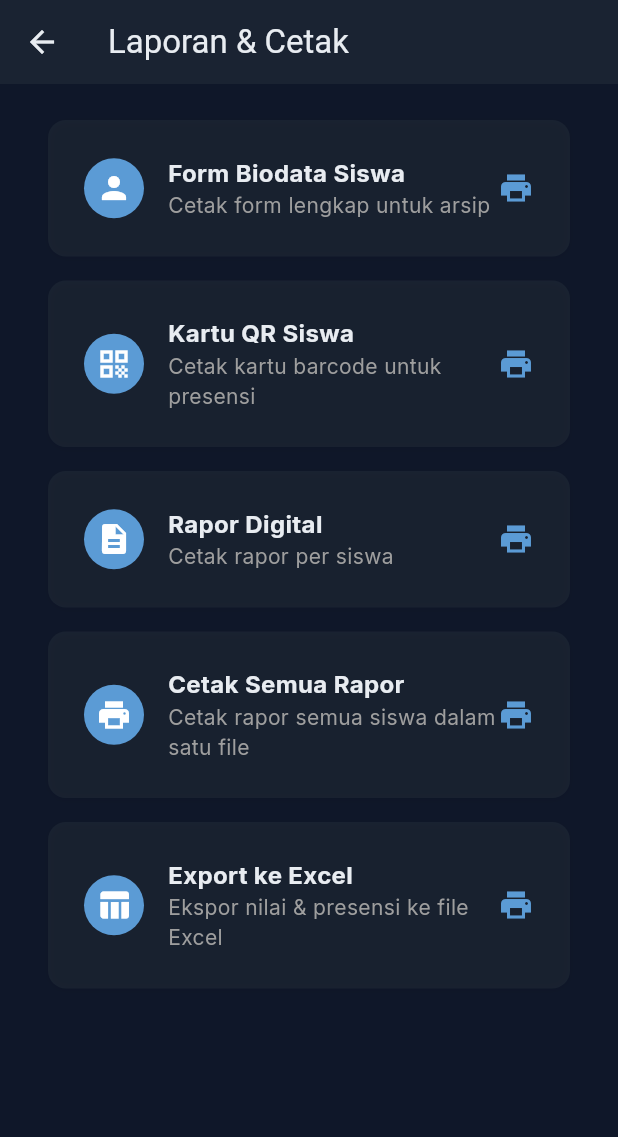
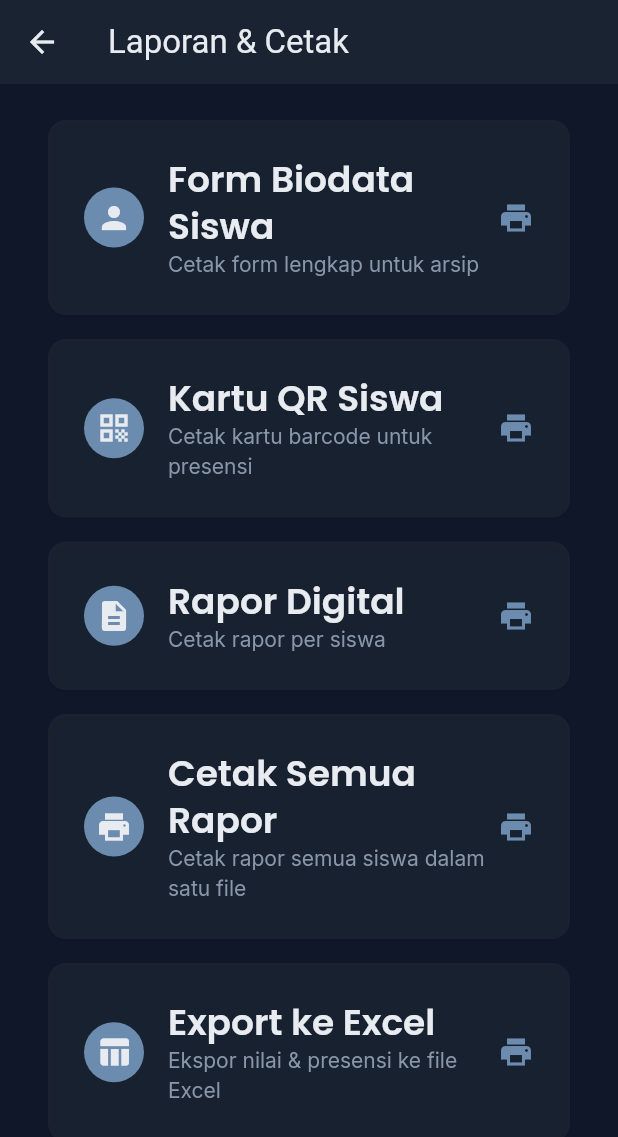
Before and after one commit to Chukie99/kelasfun, a Flutter app: the ReportScreen screen opened directly, on a phone screen of 412 x 824 dp. Shown: the top 1137 px of the screen. Run offline on Flutter 3.47's test engine with Material 3 defaults, Android fonts, the phone set to English and light mode, and no system bars; our stand-ins replace drift, file_picker, fl_chart, google_fonts, pdf, printing and 2 more; missing offline and left inert: mobile_scanner, shelf_router; accounts and stored records are empty; generated files the repository leaves out were written again.

Commit message:
feat: restyle Reports with Soft & Calm export buttons

```diff
--- a/lib/features/reports/report_screen.dart
+++ b/lib/features/reports/report_screen.dart
@@ -2,6 +2,7 @@ import 'package:flutter/material.dart';
 import 'package:provider/provider.dart';
 import 'package:printing/printing.dart';
 import 'package:kelasfun/core/database/app_database.dart';
+import 'package:kelasfun/core/theme/app_theme.dart';
 import 'package:kelasfun/core/utils/pdf_generator.dart';
 import 'package:kelasfun/core/utils/excel_generator.dart';
 import 'package:kelasfun/shared/widgets/app_card.dart';
@@ -14,33 +15,38 @@ class ReportScreen extends StatelessWidget {
     return Scaffold(
       appBar: AppBar(title: const Text('Laporan & Cetak')),
       body: ListView(
-        padding: const EdgeInsets.all(16),
+        padding: const EdgeInsets.all(AppTheme.spacingBase),
         children: [
           _buildSection(
+            context: context,
             title: 'Form Biodata Siswa',
             subtitle: 'Cetak form lengkap untuk arsip',
             icon: Icons.person,
             onTap: () => _printBiodata(context),
           ),
           _buildSection(
+            context: context,
             title: 'Kartu QR Siswa',
             subtitle: 'Cetak kartu barcode untuk presensi',
             icon: Icons.qr_code,
             onTap: () => _printStudentCards(context),
           ),
           _buildSection(
+            context: context,
             title: 'Rapor Digital',
             subtitle: 'Cetak rapor per siswa',
             icon: Icons.description,
             onTap: () => _selectStudentForReport(context),
           ),
           _buildSection(
+            context: context,
             title: 'Cetak Semua Rapor',
             subtitle: 'Cetak rapor semua siswa dalam satu file',
             icon: Icons.print,
             onTap: () => _showBatchReportDialog(context),
           ),
           _buildSection(
+            context: context,
             title: 'Export ke Excel',
             subtitle: 'Ekspor nilai & presensi ke file Excel',
             icon: Icons.table_chart,
@@ -52,30 +58,34 @@ class ReportScreen extends StatelessWidget {
   }
 
   Widget _buildSection({
+    required BuildContext context,
     required String title,
     required String subtitle,
     required IconData icon,
     required VoidCallback onTap,
   }) {
+    final isDark = Theme.of(context).brightness == Brightness.dark;
+    final accentColor = isDark ? AppTheme.accent : AppTheme.lightAccent;
+
     return AppCard(
       onTap: onTap,
       child: Row(
         children: [
           CircleAvatar(
-            backgroundColor: const Color(0xFF5B9BD5),
-            child: Icon(icon, color: Colors.white),
+            backgroundColor: accentColor,
+            child: Icon(icon, color: isDark ? AppTheme.textPrimary : AppTheme.lightTextPrimary),
           ),
-          const SizedBox(width: 16),
+          const SizedBox(width: AppTheme.spacingBase),
           Expanded(
             child: Column(
               crossAxisAlignment: CrossAxisAlignment.start,
               children: [
-                Text(title, style: const TextStyle(fontWeight: FontWeight.bold, fontSize: 16)),
-                Text(subtitle, style: const TextStyle(color: Colors.grey)),
+                Text(title, style: AppTheme.h2(context)),
+                Text(subtitle, style: AppTheme.bodySmall(context)),
               ],
             ),
           ),
-          const Icon(Icons.print, color: Color(0xFF5B9BD5)),
+          Icon(Icons.print, color: accentColor),
         ],
       ),
     );
@@ -165,7 +175,7 @@ class ReportScreen extends StatelessWidget {
             children: [
               DropdownButtonFormField<String>(
                 value: selectedClass,
-                decoration: const InputDecoration(labelText: 'Kelas', border: OutlineInputBorder()),
+                decoration: const InputDecoration(labelText: 'Kelas'),
                 items: const [
                   DropdownMenuItem(value: 'X RPL 1', child: Text('X RPL 1')),
                   DropdownMenuItem(value: 'X RPL 2', child: Text('X RPL 2')),
@@ -174,10 +184,10 @@ class ReportScreen extends StatelessWidget {
                 ],
                 onChanged: (v) => setState(() => selectedClass = v ?? selectedClass),
               ),
-              const SizedBox(height: 12),
+              const SizedBox(height: AppTheme.spacingMd),
               DropdownButtonFormField<String>(
                 value: selectedSemester,
-                decoration: const InputDecoration(labelText: 'Semester', border: OutlineInputBorder()),
+                decoration: const InputDecoration(labelText: 'Semester'),
                 items: const [
                   DropdownMenuItem(value: 'Ganjil 2025/2026', child: Text('Ganjil 2025/2026')),
                   DropdownMenuItem(value: 'Genap 2025/2026', child: Text('Genap 2025/2026')),
@@ -275,7 +285,6 @@ class ReportScreen extends StatelessWidget {
                 value: selectedSemester,
                 decoration: const InputDecoration(
                   labelText: 'Semester',
-                  border: OutlineInputBorder(),
                 ),
                 items: const [
                   DropdownMenuItem(value: 'Ganjil 2025/2026', child: Text('Ganjil 2025/2026')),
@@ -285,12 +294,11 @@ class ReportScreen extends StatelessWidget {
                 ],
                 onChanged: (v) => setState(() => selectedSemester = v ?? selectedSemester),
               ),
-              const SizedBox(height: 12),
+              const SizedBox(height: AppTheme.spacingMd),
               DropdownButtonFormField<String>(
                 value: selectedClass,
                 decoration: const InputDecoration(
                   labelText: 'Kelas',
-                  border: OutlineInputBorder(),
                 ),
                 items: const [
                   DropdownMenuItem(value: 'X RPL 1', child: Text('X RPL 1')),
```
